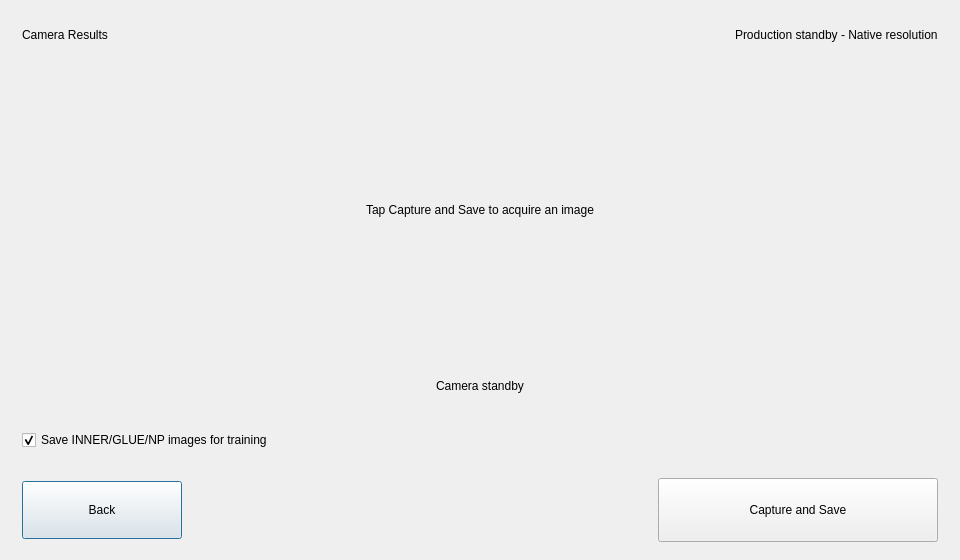
Qt form tf_gui/ui/camera_monitor_dialog.ui (yhe21/tf-inner-gui) before a commit.
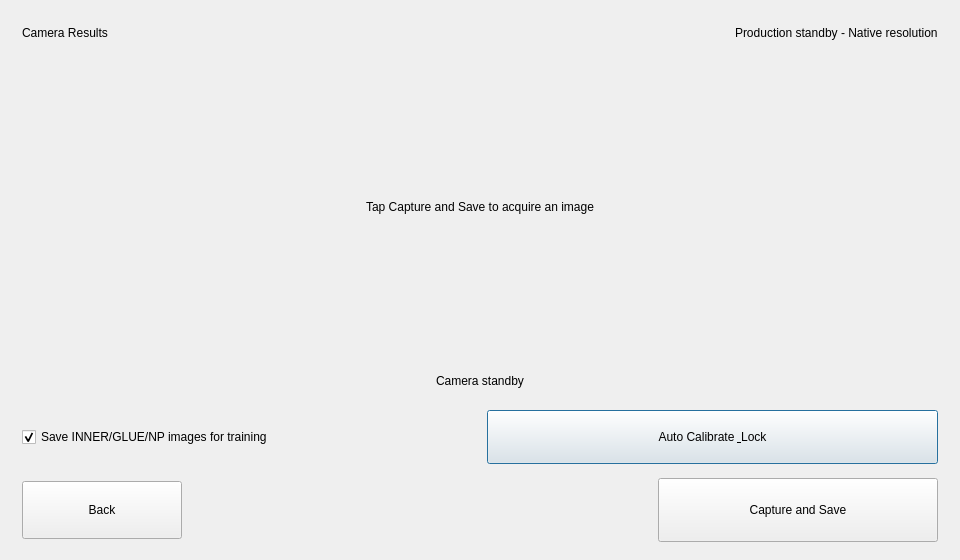
The same form after that commit.

Commit message: Add persistent manual camera calibration

```diff
--- a/tf_gui/ui/camera_monitor_dialog.ui
+++ b/tf_gui/ui/camera_monitor_dialog.ui
@@ -81,11 +81,22 @@
    </widget>
    </item>
    <item>
+    <layout class="QHBoxLayout" name="cameraSettingsLayout">
+     <property name="spacing"><number>14</number></property>
+     <item>
     <widget class="QCheckBox" name="chkSaveProductionImages">
      <property name="minimumSize"><size><width>0</width><height>48</height></size></property>
      <property name="text"><string>Save INNER/GLUE/NP images for training</string></property>
      <property name="checked"><bool>true</bool></property>
     </widget>
+     </item>
+     <item>
+      <widget class="QPushButton" name="btnAutoExposure">
+       <property name="minimumSize"><size><width>255</width><height>54</height></size></property>
+       <property name="text"><string>Auto Calibrate &amp; Lock</string></property>
+      </widget>
+     </item>
+    </layout>
    </item>
    <item>
     <layout class="QHBoxLayout" name="cameraActionLayout">
```
Lines whose indentation alone changed are shown as unchanged. The commit also changes 4 other files.
